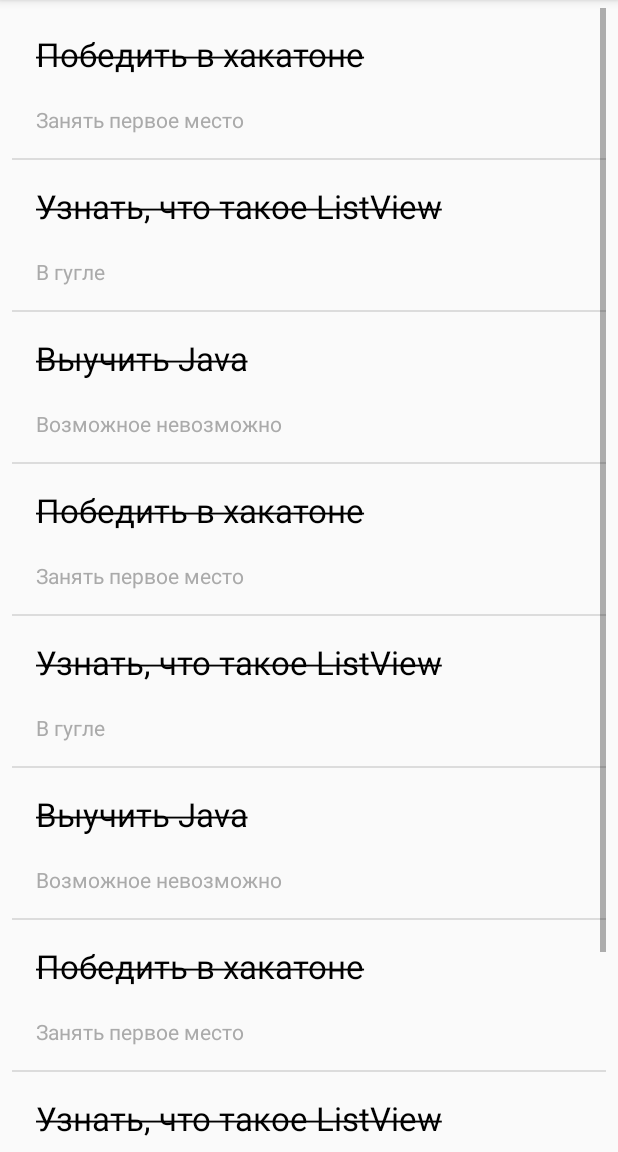
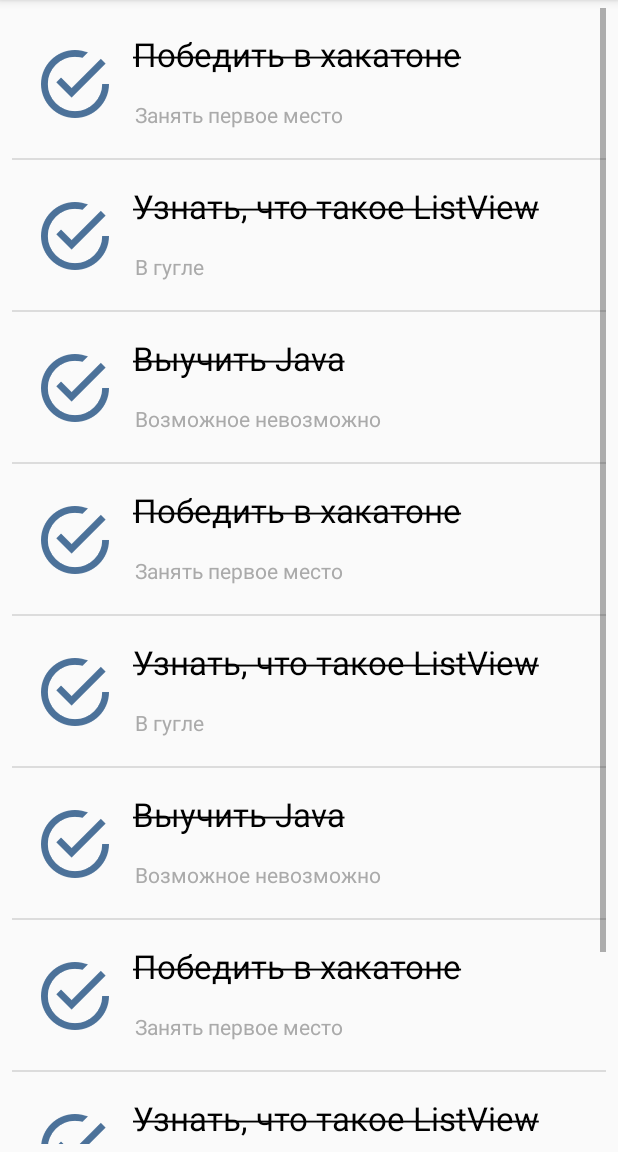
Before and after one commit to nikitko43/Designal, an Android app: the fragment CompletedTasksTab shown on its own in the app's theme, on a phone screen of 412 x 824 dp, the part 84-1236 px from its top. Run offline under Robolectric (Android 15) with nearby library versions, the phone set to English and light mode, and no system bars.

Commit message:
Новые картинки

```diff
--- a/app/src/main/res/layout/completed_task_item.xml
+++ b/app/src/main/res/layout/completed_task_item.xml
@@ -11,23 +11,40 @@
         android:id="@+id/tv_name_finished"
         android:layout_width="wrap_content"
         android:layout_height="wrap_content"
+        android:layout_marginLeft="16dp"
         android:layout_marginStart="16dp"
         android:layout_marginTop="16dp"
         android:text="Название"
         android:textAppearance="@style/TextAppearance.AppCompat.Large"
         android:textColor="@android:color/background_dark"
-        app:layout_constraintStart_toStartOf="parent"
+        app:layout_constraintStart_toEndOf="@+id/imageBut1ton1"
         app:layout_constraintTop_toTopOf="parent" />
 
     <TextView
         android:id="@+id/tv_description_finished"
         android:layout_width="wrap_content"
         android:layout_height="wrap_content"
-        android:layout_marginStart="16dp"
-        android:layout_marginTop="19dp"
+        android:layout_marginLeft="17dp"
+        android:layout_marginStart="17dp"
+        android:layout_marginTop="16dp"
         android:text="Описание"
         android:textColor="@android:color/darker_gray"
-        app:layout_constraintStart_toStartOf="parent"
+        app:layout_constraintStart_toEndOf="@+id/imageBut1ton1"
         app:layout_constraintTop_toBottomOf="@+id/tv_name_finished" />
 
+    <ImageView
+        android:id="@+id/imageBut1ton1"
+        android:layout_width="45dp"
+        android:layout_height="45dp"
+        android:layout_marginLeft="19dp"
+        android:layout_marginStart="19dp"
+        android:layout_marginTop="28dp"
+        android:src="@mipmap/ok"
+        app:layout_constraintStart_toStartOf="parent"
+        app:layout_constraintTop_toTopOf="parent"
+        />
+
+
+
+
 </android.support.constraint.ConstraintLayout>
--- a/app/src/main/res/layout/task_item.xml
+++ b/app/src/main/res/layout/task_item.xml
@@ -44,6 +44,6 @@
         android:tint="#4d7198"
         app:layout_constraintStart_toStartOf="parent"
         app:layout_constraintTop_toTopOf="parent"
-        app:srcCompat="@mipmap/ok" />
+        app:srcCompat="@mipmap/time" />
 
 </android.support.constraint.ConstraintLayout>
```
Also changed, not shown: app/src/main/res/mipmap-mdpi/ok.png, app/src/main/res/mipmap-mdpi/time.png (added).
